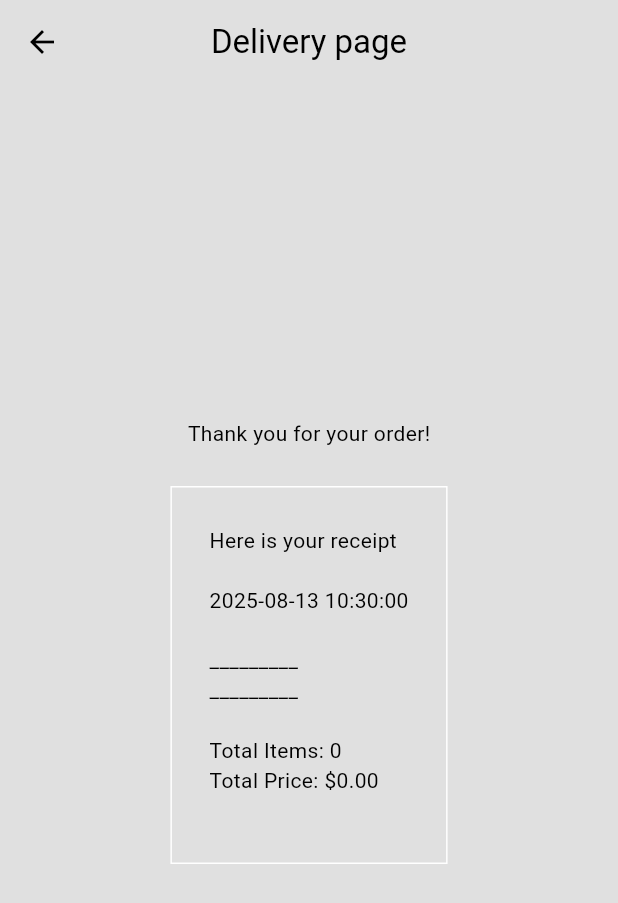
After one commit to MostafaL2003/food_delivery_app, a Flutter app: the DeliveryProgressPage screen opened directly, on a phone screen of 412 x 824 dp. The commit adds this screen. Shown: the top 903 px of the screen. Run offline on Flutter 3.47's test engine with Material 3 defaults, Android fonts, the phone set to English and light mode, and no system bars; our stand-ins replace flutter_credit_card.

Commit message:
Finish UI / Front-End

```diff
--- a/lib/components/my_food_listtile.dart
+++ b/lib/components/my_food_listtile.dart
@@ -9,7 +9,9 @@ class MyFoodListtile extends StatelessWidget {
 
   @override
   Widget build(BuildContext context) {
-    return Column(
+    return Container(
+      decoration: BoxDecoration(color: Theme.of(context).colorScheme.secondary),
+      child: Column(
         children: [
           GestureDetector(
             onTap: onTap,
@@ -52,6 +54,7 @@ class MyFoodListtile extends StatelessWidget {
           ),
           Divider(color: Theme.of(context).colorScheme.primary),
         ],
+      ),
     );
   }
 }
--- /dev/null
+++ b/lib/components/my_receipt.dart
@@ -0,0 +1,34 @@
+import 'package:flutter/material.dart';
+import 'package:food_delivery_app/model/restaurant.dart';
+import 'package:provider/provider.dart';
+
+class MyReceipt extends StatelessWidget {
+  const MyReceipt({super.key});
+
+  @override
+  Widget build(BuildContext context) {
+    return Padding(
+      padding: EdgeInsets.only(bottom: 25, left: 25, right: 25),
+      child: Center(
+        child: Column(
+          mainAxisAlignment: MainAxisAlignment.center,
+          children: [
+            Text("Thank you for your order!"),
+            SizedBox(height: 25),
+            Container(
+              decoration: BoxDecoration(
+                border: Border.all(color: Colors.white),
+              ),
+              padding: EdgeInsets.all(25),
+              child: Consumer<Restaurant>(
+                builder:
+                    (context, restaurant, child) =>
+                        Text(restaurant.displayCartReceipt()),
+              ),
+            ),
+          ],
+        ),
+      ),
+    );
+  }
+}
--- /dev/null
+++ b/lib/model/cart_item.dart
@@ -0,0 +1,21 @@
+import 'package:food_delivery_app/model/food.dart';
+
+class CartItem {
+  Food food;
+  List<Addon> selectedAddons;
+  int quantity;
+
+  CartItem({
+    required this.food,
+    this.quantity = 1,
+    required this.selectedAddons,
+  });
+
+  double get totalPrice {
+    double addonsPrice = selectedAddons.fold(
+      0,
+      (sum, addon) => sum + addon.price,
+    );
+    return (food.price + addonsPrice) * quantity;
+  }
+}
--- a/lib/model/restaurant.dart
+++ b/lib/model/restaurant.dart
@@ -1,5 +1,8 @@
+import 'package:collection/collection.dart';
 import 'package:flutter/material.dart';
+import 'package:food_delivery_app/model/cart_item.dart';
 import 'package:food_delivery_app/model/food.dart';
+import 'package:intl/intl.dart';
 
 class Restaurant extends ChangeNotifier {
   //MENU
@@ -333,24 +336,119 @@ class Restaurant extends ChangeNotifier {
 
   //getters//
   List<Food> get menu => _menu;
+  List<CartItem> get cart => _cart;
 
   //logic//
+  //cart//
+  List<CartItem> _cart = [];
+  //add to cart
+  void addToCart(Food food, List<Addon> selectedAddons) {
+    CartItem? cartItem = _cart.firstWhereOrNull((item) {
+      bool isSameFood = item.food == food;
 
-  //add to cart
+      bool isSameAddon = ListEquality().equals(
+        item.selectedAddons,
+        selectedAddons,
+      );
+
+      return isSameFood && isSameAddon;
+    });
+
+    if (cartItem != null) {
+      cartItem.quantity++;
+    } else {
+      _cart.add(CartItem(food: food, selectedAddons: selectedAddons));
+    }
+    notifyListeners();
+  }
 
   //remove from cart
+  void removeFromCart(CartItem cartItem) {
+    int cartIndex = _cart.indexOf(cartItem);
+
+    if (cartItem != -1) {
+      if (_cart[cartIndex].quantity > 1) {
+        _cart[cartIndex].quantity--;
+      } else {
+        _cart.removeAt(cartIndex);
+      }
+    }
+    notifyListeners();
+  }
 
   //total price of cart
+  double getTotalPrice() {
+    double total = 0.0;
+
+    for (CartItem cartItem in _cart) {
+      double itemTotal = cartItem.food.price;
+      for (Addon addon in cartItem.selectedAddons) {
+        itemTotal += addon.price;
+      }
+      total = itemTotal * cartItem.quantity;
+    }
+    return total;
+  }
 
   //number of items
+  int getTotalItemCount() {
+    int totalItemCount = 0;
+    for (CartItem cartItem in _cart) {
+      totalItemCount += cartItem.quantity;
+    }
+    return totalItemCount;
+  }
 
   //clear cart
+  void clearCart() {
+    _cart.clear();
+    notifyListeners();
+  }
 
   //other methods//
 
   //generate receipt
+  String displayCartReceipt() {
+    final receipt = StringBuffer();
+    receipt.writeln("Here is your receipt");
+    receipt.writeln();
+
+    String formattedDate = DateFormat(
+      'yyyy-MM-dd HH:mm:ss',
+    ).format(DateTime.now());
+
+    receipt.writeln(formattedDate);
+    receipt.writeln();
+    receipt.writeln("_________");
+
+    for (final cartitem in _cart) {
+      receipt.writeln(
+        "${cartitem.quantity} x ${cartitem.food.name} - ${_formatPrice(cartitem.food.price)}",
+      );
+      if (cartitem.selectedAddons.isNotEmpty) {
+        receipt.writeln(
+          "      Add-ons: ${_formatAddons(cartitem.selectedAddons)}",
+        );
+      }
+      receipt.writeln();
+    }
+    receipt.writeln("_________");
+    receipt.writeln();
+    receipt.writeln("Total Items: ${getTotalItemCount()}");
+    receipt.writeln("Total Price: ${_formatPrice(getTotalPrice())}");
+
+    return receipt.toString();
+  }
 
   //format double to money
+  String _formatPrice(double price) {
+    return "\$${price.toStringAsFixed(2)}";
+  }
 
   //format list to string
+  String _formatAddons(List<Addon> addons) {
+    return addons
+        .map((addon) => "${addon.name} ${_formatPrice(addon.price)}")
+        .join();
+  }
 }
--- /dev/null
+++ b/lib/pages/delivery_progress_page.dart
@@ -0,0 +1,19 @@
+import 'package:flutter/material.dart';
+import 'package:food_delivery_app/components/my_receipt.dart';
+
+class DeliveryProgressPage extends StatelessWidget {
+  const DeliveryProgressPage({super.key});
+
+  @override
+  Widget build(BuildContext context) {
+    return Scaffold(
+      backgroundColor: Theme.of(context).colorScheme.surface,
+      appBar: AppBar(
+        title: Text("Delivery page"),
+        centerTitle: true,
+        backgroundColor: Colors.transparent,
+      ),
+      body: MyReceipt(),
+    );
+  }
+}
--- a/pubspec.yaml
+++ b/pubspec.yaml
@@ -35,6 +35,9 @@ dependencies:
   # Use with the CupertinoIcons class for iOS style icons.
   cupertino_icons: ^1.0.8
   provider: ^6.1.5
+  collection: ^1.19.1
+  flutter_credit_card: ^4.1.0
+  intl: ^0.20.2
 
 dev_dependencies:
   flutter_test:
```
Also changed, not shown: lib/components/my_carttile.dart (added, +74 -0 lines), lib/components/my_qiantity_selector.dart (added, +55 -0 lines), lib/components/my_sliver_appbar.dart (+12 -1 lines), lib/pages/cart_page.dart (added, +71 -0 lines), lib/pages/food_page.dart (+18 -2 lines), lib/pages/payment_page.dart (added, +100 -0 lines), pubspec.lock. Lines whose indentation alone changed are shown as unchanged.
